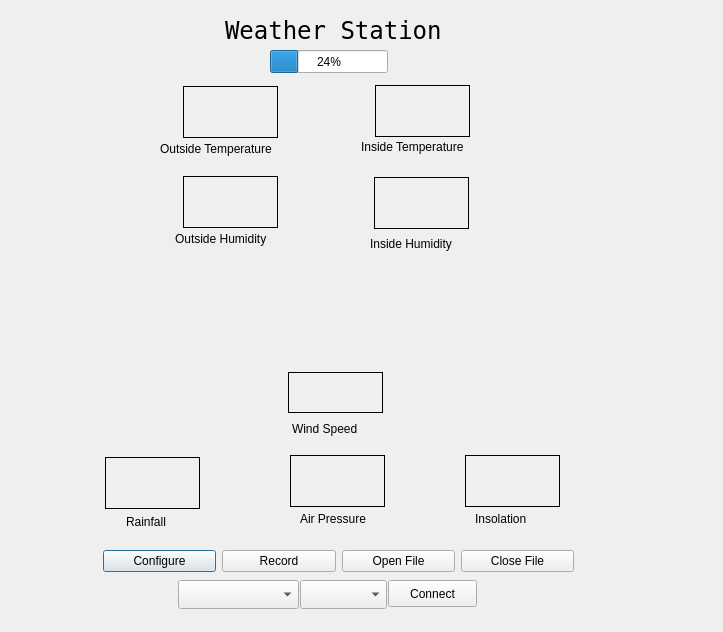
The window that Weather-Station-GUI/weather-station-main.ui (ksarkies/Weather-Station) describes before a commit, drawn with Qt 5.
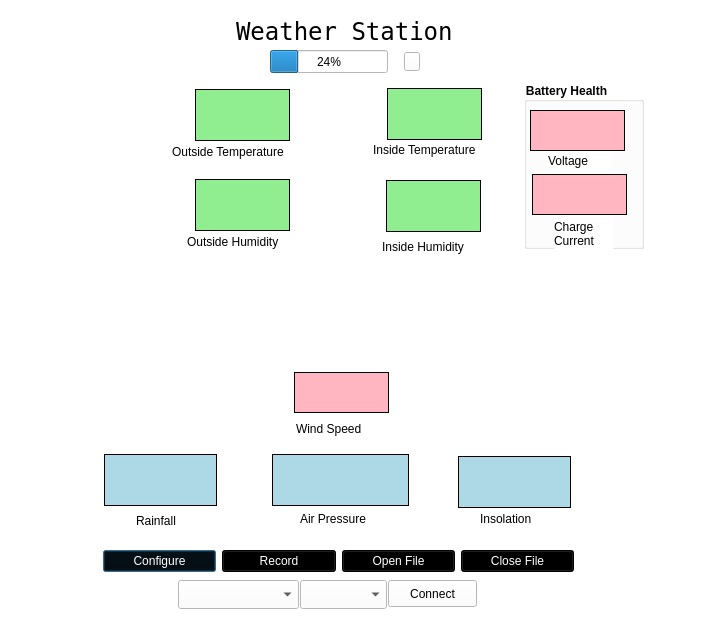
The same window after the commit.

Commit message: Prettify GUI and add battery health display

```diff
--- a/Weather-Station-GUI/weather-station-main.ui
+++ b/Weather-Station-GUI/weather-station-main.ui
@@ -13,11 +13,14 @@
   <property name="windowTitle">
    <string>Solar Power Management</string>
   </property>
+  <property name="styleSheet">
+   <string notr="true">background-color:white;</string>
+  </property>
   <widget class="QLabel" name="title">
    <property name="geometry">
     <rect>
-     <x>225</x>
-     <y>15</y>
+     <x>236</x>
+     <y>16</y>
      <width>231</width>
      <height>31</height>
     </rect>
@@ -48,8 +51,8 @@
   <widget class="QLabel" name="outsideTemperature">
    <property name="geometry">
     <rect>
-     <x>183</x>
-     <y>86</y>
+     <x>195</x>
+     <y>89</y>
      <width>95</width>
      <height>52</height>
     </rect>
@@ -59,6 +62,9 @@
      <pointsize>18</pointsize>
     </font>
    </property>
+   <property name="styleSheet">
+    <string notr="true">background-color:lightgreen;</string>
+   </property>
    <property name="frameShape">
     <enum>QFrame::Box</enum>
    </property>
@@ -75,8 +81,8 @@
   <widget class="QLabel" name="outsideTemperatureLabel">
    <property name="geometry">
     <rect>
-     <x>160</x>
-     <y>140</y>
+     <x>172</x>
+     <y>143</y>
      <width>146</width>
      <height>17</height>
     </rect>
@@ -100,6 +106,9 @@
       <property name="toolTip">
        <string>&lt;html&gt;&lt;head/&gt;&lt;body&gt;&lt;p&gt;System configuration and advanced configuration choices for algorithms.&lt;/p&gt;&lt;/body&gt;&lt;/html&gt;</string>
       </property>
+      <property name="styleSheet">
+       <string notr="true">background-color:black;color:white;</string>
+      </property>
       <property name="text">
        <string>Configure</string>
       </property>
@@ -110,6 +119,9 @@
       <property name="toolTip">
        <string>&lt;html&gt;&lt;head/&gt;&lt;body&gt;&lt;p&gt;Open or close files on the BMS for recording history, and start and pause recording actions.&lt;/p&gt;&lt;/body&gt;&lt;/html&gt;</string>
       </property>
+      <property name="styleSheet">
+       <string notr="true">background-color:black;color:white;</string>
+      </property>
       <property name="text">
        <string>Record</string>
       </property>
@@ -120,6 +132,9 @@
       <property name="toolTip">
        <string>&lt;html&gt;&lt;head/&gt;&lt;body&gt;&lt;p&gt;Save incoming data to a local file&lt;/p&gt;&lt;/body&gt;&lt;/html&gt;</string>
       </property>
+      <property name="styleSheet">
+       <string notr="true">background-color:black;color:white;</string>
+      </property>
       <property name="text">
        <string>Open File</string>
       </property>
@@ -130,6 +145,9 @@
       <property name="toolTip">
        <string>&lt;html&gt;&lt;head/&gt;&lt;body&gt;&lt;p&gt;Save incoming data to a local file&lt;/p&gt;&lt;/body&gt;&lt;/html&gt;</string>
       </property>
+      <property name="styleSheet">
+       <string notr="true">background-color:black;color:white;</string>
+      </property>
       <property name="text">
        <string>Close File</string>
       </property>
@@ -182,8 +200,8 @@
   <widget class="QLabel" name="insideTemperature">
    <property name="geometry">
     <rect>
-     <x>375</x>
-     <y>85</y>
+     <x>387</x>
+     <y>88</y>
      <width>95</width>
      <height>52</height>
     </rect>
@@ -193,6 +211,9 @@
      <pointsize>18</pointsize>
     </font>
    </property>
+   <property name="styleSheet">
+    <string notr="true">background-color:lightgreen;</string>
+   </property>
    <property name="frameShape">
     <enum>QFrame::Box</enum>
    </property>
@@ -209,8 +230,8 @@
   <widget class="QLabel" name="insideTemperatureLabel">
    <property name="geometry">
     <rect>
-     <x>361</x>
-     <y>138</y>
+     <x>373</x>
+     <y>141</y>
      <width>136</width>
      <height>17</height>
     </rect>
@@ -222,8 +243,8 @@
   <widget class="QLabel" name="insideHumidity">
    <property name="geometry">
     <rect>
-     <x>374</x>
-     <y>177</y>
+     <x>386</x>
+     <y>180</y>
      <width>95</width>
      <height>52</height>
     </rect>
@@ -233,6 +254,9 @@
      <pointsize>18</pointsize>
     </font>
    </property>
+   <property name="styleSheet">
+    <string notr="true">background-color:lightgreen;</string>
+   </property>
    <property name="frameShape">
     <enum>QFrame::Box</enum>
    </property>
@@ -249,8 +273,8 @@
   <widget class="QLabel" name="outsideHumidity">
    <property name="geometry">
     <rect>
-     <x>183</x>
-     <y>176</y>
+     <x>195</x>
+     <y>179</y>
      <width>95</width>
      <height>52</height>
     </rect>
@@ -260,6 +284,9 @@
      <pointsize>18</pointsize>
     </font>
    </property>
+   <property name="styleSheet">
+    <string notr="true">background-color:lightgreen;</string>
+   </property>
    <property name="frameShape">
     <enum>QFrame::Box</enum>
    </property>
@@ -276,8 +303,8 @@
   <widget class="QLabel" name="outsideHumidityLabel">
    <property name="geometry">
     <rect>
-     <x>175</x>
-     <y>230</y>
+     <x>187</x>
+     <y>233</y>
      <width>121</width>
      <height>17</height>
     </rect>
@@ -289,8 +316,8 @@
   <widget class="QLabel" name="insideHumidityLabel">
    <property name="geometry">
     <rect>
-     <x>370</x>
-     <y>235</y>
+     <x>382</x>
+     <y>238</y>
      <width>111</width>
      <height>17</height>
     </rect>
@@ -302,7 +329,7 @@
   <widget class="QLabel" name="windSpeed">
    <property name="geometry">
     <rect>
-     <x>288</x>
+     <x>294</x>
      <y>372</y>
      <width>95</width>
      <height>41</height>
@@ -313,6 +340,9 @@
      <pointsize>18</pointsize>
     </font>
    </property>
+   <property name="styleSheet">
+    <string notr="true">background-color:lightpink;</string>
+   </property>
    <property name="frameShape">
     <enum>QFrame::Box</enum>
    </property>
@@ -329,7 +359,7 @@
   <widget class="QLabel" name="windSpeedLabel">
    <property name="geometry">
     <rect>
-     <x>292</x>
+     <x>296</x>
      <y>420</y>
      <width>86</width>
      <height>17</height>
@@ -342,9 +372,9 @@
   <widget class="QLabel" name="insolation">
    <property name="geometry">
     <rect>
-     <x>465</x>
-     <y>455</y>
-     <width>95</width>
+     <x>458</x>
+     <y>456</y>
+     <width>113</width>
      <height>52</height>
     </rect>
    </property>
@@ -353,6 +383,9 @@
      <pointsize>18</pointsize>
     </font>
    </property>
+   <property name="styleSheet">
+    <string notr="true">background-color:lightblue;</string>
+   </property>
    <property name="frameShape">
     <enum>QFrame::Box</enum>
    </property>
@@ -369,8 +402,8 @@
   <widget class="QLabel" name="rainfallLabel">
    <property name="geometry">
     <rect>
-     <x>126</x>
-     <y>513</y>
+     <x>136</x>
+     <y>512</y>
      <width>56</width>
      <height>17</height>
     </rect>
@@ -382,9 +415,9 @@
   <widget class="QLabel" name="rainfall">
    <property name="geometry">
     <rect>
-     <x>105</x>
-     <y>457</y>
-     <width>95</width>
+     <x>104</x>
+     <y>454</y>
+     <width>113</width>
      <height>52</height>
     </rect>
    </property>
@@ -393,6 +426,9 @@
      <pointsize>18</pointsize>
     </font>
    </property>
+   <property name="styleSheet">
+    <string notr="true">background-color:lightblue;</string>
+   </property>
    <property name="frameShape">
     <enum>QFrame::Box</enum>
    </property>
@@ -409,7 +445,7 @@
   <widget class="QLabel" name="insolationLabel">
    <property name="geometry">
     <rect>
-     <x>475</x>
+     <x>480</x>
      <y>510</y>
      <width>71</width>
      <height>17</height>
@@ -422,9 +458,9 @@
   <widget class="QLabel" name="airPressure">
    <property name="geometry">
     <rect>
-     <x>290</x>
-     <y>455</y>
-     <width>95</width>
+     <x>272</x>
+     <y>454</y>
+     <width>137</width>
      <height>52</height>
     </rect>
    </property>
@@ -433,6 +469,9 @@
      <pointsize>18</pointsize>
     </font>
    </property>
+   <property name="styleSheet">
+    <string notr="true">background-color:lightblue;</string>
+   </property>
    <property name="frameShape">
     <enum>QFrame::Box</enum>
    </property>
@@ -472,6 +511,134 @@
     <number>24</number>
    </property>
   </widget>
+  <widget class="QGroupBox" name="batteryGroupBox">
+   <property name="geometry">
+    <rect>
+     <x>524</x>
+     <y>82</y>
+     <width>120</width>
+     <height>167</height>
+    </rect>
+   </property>
+   <property name="font">
+    <font>
+     <weight>75</weight>
+     <bold>true</bold>
+    </font>
+   </property>
+   <property name="title">
+    <string>Battery Health</string>
+   </property>
+   <property name="flat">
+    <bool>false</bool>
+   </property>
+   <widget class="QLabel" name="voltage">
+    <property name="geometry">
+     <rect>
+      <x>6</x>
+      <y>28</y>
+      <width>95</width>
+      <height>41</height>
+     </rect>
+    </property>
+    <property name="font">
+     <font>
+      <pointsize>18</pointsize>
+     </font>
+    </property>
+    <property name="styleSheet">
+     <string notr="true">background-color:lightpink;</string>
+    </property>
+    <property name="frameShape">
+     <enum>QFrame::Box</enum>
+    </property>
+    <property name="text">
+     <string/>
+    </property>
+    <property name="scaledContents">
+     <bool>true</bool>
+    </property>
+    <property name="alignment">
+     <set>Qt::AlignCenter</set>
+    </property>
+   </widget>
+   <widget class="QLabel" name="current">
+    <property name="geometry">
+     <rect>
+      <x>8</x>
+      <y>92</y>
+      <width>95</width>
+      <height>41</height>
+     </rect>
+    </property>
+    <property name="font">
+     <font>
+      <pointsize>18</pointsize>
+     </font>
+    </property>
+    <property name="styleSheet">
+     <string notr="true">background-color:lightpink;</string>
+    </property>
+    <property name="frameShape">
+     <enum>QFrame::Box</enum>
+    </property>
+    <property name="text">
+     <string/>
+    </property>
+    <property name="scaledContents">
+     <bool>true</bool>
+    </property>
+    <property name="alignment">
+     <set>Qt::AlignCenter</set>
+    </property>
+   </widget>
+   <widget class="QLabel" name="currentLabel">
+    <property name="geometry">
+     <rect>
+      <x>30</x>
+      <y>134</y>
+      <width>59</width>
+      <height>35</height>
+     </rect>
+    </property>
+    <property name="text">
+     <string>Charge
+Current</string>
+    </property>
+    <property name="alignment">
+     <set>Qt::AlignJustify|Qt::AlignVCenter</set>
+    </property>
+   </widget>
+   <widget class="QLabel" name="voltageLabel">
+    <property name="geometry">
+     <rect>
+      <x>24</x>
+      <y>70</y>
+      <width>64</width>
+      <height>17</height>
+     </rect>
+    </property>
+    <property name="text">
+     <string>Voltage</string>
+    </property>
+   </widget>
+  </widget>
+  <widget class="QPushButton" name="batteryPushButton">
+   <property name="geometry">
+    <rect>
+     <x>404</x>
+     <y>52</y>
+     <width>16</width>
+     <height>19</height>
+    </rect>
+   </property>
+   <property name="toolTip">
+    <string>Click to show battery status</string>
+   </property>
+   <property name="text">
+    <string/>
+   </property>
+  </widget>
  </widget>
  <resources>
   <include location="../../../../../data/home/ksarkies/Projects/Battery-Management-System/gui/power-management-gui.qrc"/>
```
The commit also changes 2 other files.
